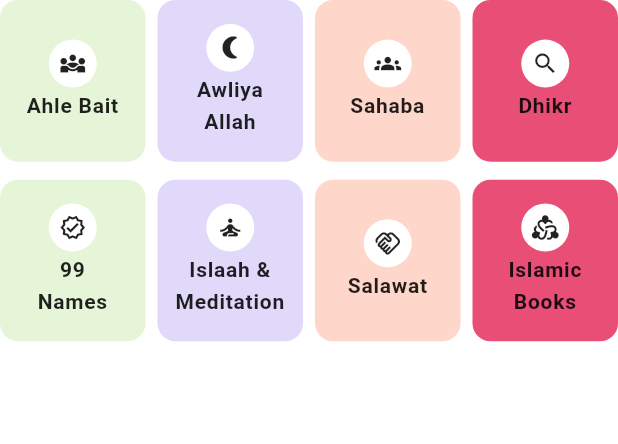
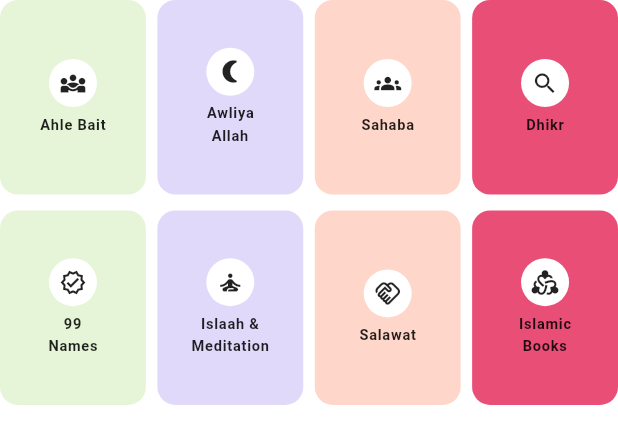
Before and after one commit to Mustafa-2097/maroofkhan8, a Flutter app: the ExploreMoreGrid widget shown alone on an empty page, opened directly, on a phone screen of 412 x 824 dp. Shown: the top 444 px of the screen. Run offline on Flutter 3.47's test engine with Material 3 defaults, Android fonts, the phone set to English and light mode, and no system bars; our stand-ins replace audioplayers, country_picker, device_preview, flutter_easyloading, flutter_screenutil, get and 6 more; accounts and stored records are empty; network calls fail; Roboto replaces fonts that are missing (Amiri).

Commit message:
home and sufism screens are made responsive

```diff
--- a/lib/features/sufism/views/sufism_screen.dart
+++ b/lib/features/sufism/views/sufism_screen.dart
@@ -1,6 +1,7 @@
 import 'package:flutter/material.dart';
 import 'package:get/get.dart';
 import 'package:google_fonts/google_fonts.dart';
+import 'package:flutter_screenutil/flutter_screenutil.dart';
 import 'package:maroofkhan8/features/home/dhikr/dhikr_screen.dart';
 
 import '../../../core/constant/app_colors.dart';
@@ -32,7 +33,7 @@ class SufismHomeScreen extends StatelessWidget {
     return Scaffold(
       body: SafeArea(
         child: SingleChildScrollView(
-          padding: const EdgeInsets.symmetric(horizontal: 16.0, vertical: 10),
+          padding: EdgeInsets.symmetric(horizontal: 16.w, vertical: 10.h),
           child: Column(
             children: [
               const HeaderSection(title: "Sufism"),
@@ -838,9 +839,9 @@ class ExploreMoreGrid extends StatelessWidget {
       shrinkWrap: true,
       physics: const NeverScrollableScrollPhysics(),
       crossAxisCount: 4,
-      childAspectRatio: 0.90,
-      mainAxisSpacing: 12,
-      crossAxisSpacing: 8,
+      childAspectRatio: 0.75, // Increased vertical space
+      mainAxisSpacing: 12.h,
+      crossAxisSpacing: 8.w,
       children: [
         GestureDetector(
           onTap: () {
@@ -994,13 +995,17 @@ class _GridCard extends StatelessWidget {
               color: isDark ? Colors.white : Colors.black87,
             ),
           ),
-          const SizedBox(height: 2),
-          Text(
-            title,
-            textAlign: TextAlign.center,
-            style: Theme.of(context).textTheme.bodyLarge?.copyWith(
-              fontWeight: FontWeight.bold,
-              color: isDark ? Colors.white : Colors.black87,
+          const SizedBox(height: 4),
+          FittedBox(
+            fit: BoxFit.scaleDown,
+            child: Text(
+              title,
+              textAlign: TextAlign.center,
+              style: Theme.of(context).textTheme.bodyLarge?.copyWith(
+                fontWeight: FontWeight.bold,
+                color: isDark ? Colors.white : Colors.black87,
+                fontSize: 11.sp,
+              ),
             ),
           ),
         ],
```
Also changed, not shown: lib/features/home/views/dashboard_screen.dart (+31 -19 lines).
